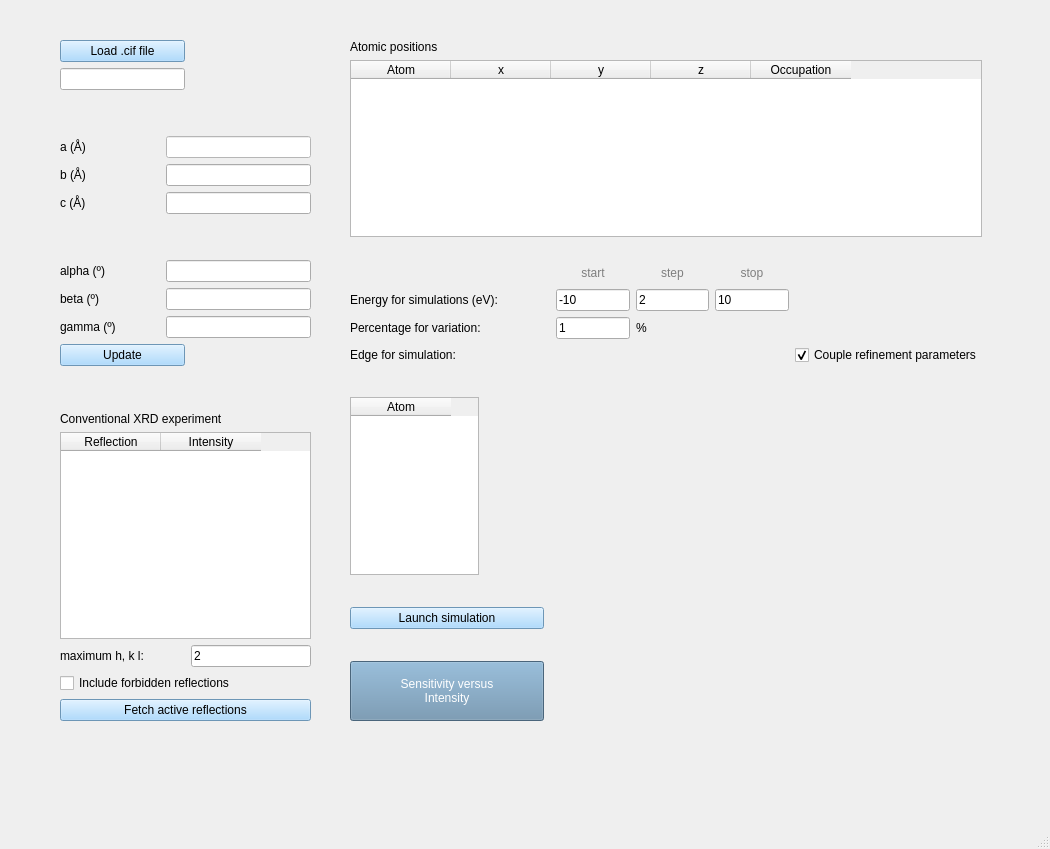
Qt form GUI.ui (antpeacor/inserexs) before a commit.
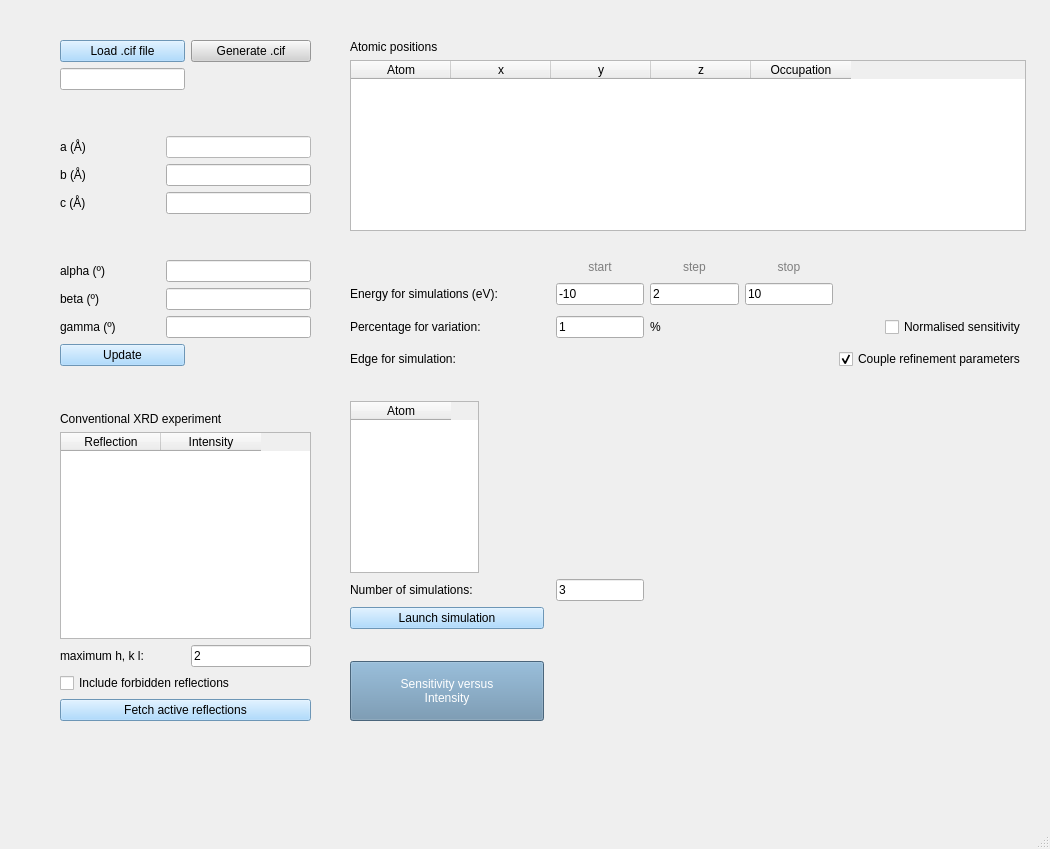
The same form after that commit.

Diff of the .ui file:
```diff
--- a/GUI.ui
+++ b/GUI.ui
@@ -293,6 +293,16 @@
        </property>
       </widget>
      </item>
+     <item row="0" column="2">
+      <widget class="QPushButton" name="generatecifButton">
+       <property name="styleSheet">
+        <string notr="true">background-color: rgb(210, 210, 210);</string>
+       </property>
+       <property name="text">
+        <string>Generate .cif</string>
+       </property>
+      </widget>
+     </item>
     </layout>
    </widget>
    <widget class="QWidget" name="layoutWidget">
@@ -300,70 +310,11 @@
      <rect>
       <x>350</x>
       <y>40</y>
-      <width>632</width>
+      <width>676</width>
       <height>681</height>
      </rect>
     </property>
     <layout class="QGridLayout" name="gridLayout_3">
-     <item row="5" column="3" rowspan="3" colspan="4">
-      <widget class="QLabel" name="label_12">
-       <property name="text">
-        <string>%</string>
-       </property>
-      </widget>
-     </item>
-     <item row="1" column="0" colspan="7">
-      <widget class="QTableWidget" name="positionTable">
-       <property name="horizontalScrollBarPolicy">
-        <enum>Qt::ScrollBarAlwaysOff</enum>
-       </property>
-       <column>
-        <property name="text">
-         <string>Atom</string>
-        </property>
-       </column>
-       <column>
-        <property name="text">
-         <string>x</string>
-        </property>
-       </column>
-       <column>
-        <property name="text">
-         <string>y</string>
-        </property>
-       </column>
-       <column>
-        <property name="text">
-         <string>z</string>
-        </property>
-       </column>
-       <column>
-        <property name="text">
-         <string>Occupation</string>
-        </property>
-       </column>
-      </widget>
-     </item>
-     <item row="3" column="0">
-      <spacer name="horizontalSpacer_13">
-       <property name="orientation">
-        <enum>Qt::Horizontal</enum>
-       </property>
-       <property name="sizeHint" stdset="0">
-        <size>
-         <width>40</width>
-         <height>20</height>
-        </size>
-       </property>
-      </spacer>
-     </item>
-     <item row="4" column="4">
-      <widget class="QLineEdit" name="e_endLine">
-       <property name="text">
-        <string>10</string>
-       </property>
-      </widget>
-     </item>
      <item row="4" column="3">
       <widget class="QLineEdit" name="e_stepLine">
        <property name="text">
@@ -371,120 +322,7 @@
        </property>
       </widget>
      </item>
-     <item row="4" column="0" colspan="2">
-      <widget class="QLabel" name="label_10">
-       <property name="minimumSize">
-        <size>
-         <width>200</width>
-         <height>0</height>
-        </size>
-       </property>
-       <property name="text">
-        <string>Energy for simulations (eV):</string>
-       </property>
-      </widget>
-     </item>
-     <item row="13" column="0">
-      <spacer name="horizontalSpacer_9">
-       <property name="orientation">
-        <enum>Qt::Horizontal</enum>
-       </property>
-       <property name="sizeHint" stdset="0">
-        <size>
-         <width>40</width>
-         <height>20</height>
-        </size>
-       </property>
-      </spacer>
-     </item>
-     <item row="4" column="6">
-      <spacer name="horizontalSpacer_11">
-       <property name="orientation">
-        <enum>Qt::Horizontal</enum>
-       </property>
-       <property name="sizeHint" stdset="0">
-        <size>
-         <width>40</width>
-         <height>20</height>
-        </size>
-       </property>
-      </spacer>
-     </item>
-     <item row="11" column="0">
-      <spacer name="horizontalSpacer_8">
-       <property name="orientation">
-        <enum>Qt::Horizontal</enum>
-       </property>
-       <property name="sizeHint" stdset="0">
-        <size>
-         <width>40</width>
-         <height>20</height>
-        </size>
-       </property>
-      </spacer>
-     </item>
-     <item row="12" column="0">
-      <widget class="QPushButton" name="launchButton">
-       <property name="styleSheet">
-        <string notr="true">background-color: rgb(152, 210, 255);</string>
-       </property>
-       <property name="text">
-        <string>Launch simulation</string>
-       </property>
-      </widget>
-     </item>
-     <item row="5" column="2" rowspan="3">
-      <widget class="QLineEdit" name="percentLine">
-       <property name="text">
-        <string>1</string>
-       </property>
-      </widget>
-     </item>
-     <item row="3" column="3">
-      <widget class="QLabel" name="label_15">
-       <property name="styleSheet">
-        <string notr="true">color: rgb(126, 126, 126)</string>
-       </property>
-       <property name="text">
-        <string>step</string>
-       </property>
-       <property name="alignment">
-        <set>Qt::AlignCenter</set>
-       </property>
-      </widget>
-     </item>
-     <item row="8" column="5" colspan="2">
-      <widget class="QCheckBox" name="coupleCheckbox">
-       <property name="enabled">
-        <bool>true</bool>
-       </property>
-       <property name="text">
-        <string>Couple refinement parameters</string>
-       </property>
-       <property name="checked">
-        <bool>true</bool>
-       </property>
-      </widget>
-     </item>
      <item row="14" column="0">
-      <widget class="QPushButton" name="sensitivityButton">
-       <property name="minimumSize">
-        <size>
-         <width>180</width>
-         <height>60</height>
-        </size>
-       </property>
-       <property name="styleSheet">
-        <string notr="true">background-color: rgb(103, 142, 172);
-color: rgb(255, 255, 255);</string>
-       </property>
-       <property name="text">
-        <string>Sensitivity versus 
-Intensity</string>
-       </property>
-      </widget>
-     </item>
-     <item row="10" column="0">
       <widget class="QTableWidget" name="edgeTable">
        <property name="maximumSize">
         <size>
@@ -505,26 +343,6 @@
        </column>
       </widget>
      </item>
-     <item row="8" column="0" colspan="3">
-      <widget class="QLabel" name="label_13">
-       <property name="text">
-        <string>Edge for simulation:</string>
-       </property>
-      </widget>
-     </item>
-     <item row="4" column="5">
-      <spacer name="horizontalSpacer_15">
-       <property name="orientation">
-        <enum>Qt::Horizontal</enum>
-       </property>
-       <property name="sizeHint" stdset="0">
-        <size>
-         <width>40</width>
-         <height>20</height>
-        </size>
-       </property>
-      </spacer>
-     </item>
      <item row="4" column="2">
       <widget class="QLineEdit" name="e_startLine">
        <property name="text">
@@ -532,19 +350,56 @@
        </property>
       </widget>
      </item>
-     <item row="3" column="4">
-      <widget class="QLabel" name="label_16">
+     <item row="16" column="0">
+      <widget class="QPushButton" name="launchButton">
+       <property name="styleSheet">
+        <string notr="true">background-color: rgb(152, 210, 255);</string>
+       </property>
+       <property name="text">
+        <string>Launch simulation</string>
+       </property>
+      </widget>
+     </item>
+     <item row="7" column="0" rowspan="3" colspan="2">
+      <widget class="QLabel" name="label_11">
+       <property name="text">
+        <string>Percentage for variation:</string>
+       </property>
+      </widget>
+     </item>
+     <item row="3" column="3">
+      <widget class="QLabel" name="label_15">
        <property name="styleSheet">
         <string notr="true">color: rgb(126, 126, 126)</string>
        </property>
        <property name="text">
-        <string>stop</string>
+        <string>step</string>
        </property>
        <property name="alignment">
         <set>Qt::AlignCenter</set>
        </property>
       </widget>
      </item>
+     <item row="17" column="0">
+      <spacer name="horizontalSpacer_9">
+       <property name="orientation">
+        <enum>Qt::Horizontal</enum>
+       </property>
+       <property name="sizeHint" stdset="0">
+        <size>
+         <width>40</width>
+         <height>20</height>
+        </size>
+       </property>
+      </spacer>
+     </item>
+     <item row="12" column="0" colspan="3">
+      <widget class="QLabel" name="label_13">
+       <property name="text">
+        <string>Edge for simulation:</string>
+       </property>
+      </widget>
+     </item>
      <item row="0" column="0" colspan="3">
       <widget class="QLabel" name="label_9">
        <property name="text">
@@ -552,13 +407,6 @@
        </property>
       </widget>
      </item>
-     <item row="5" column="0" rowspan="3" colspan="2">
-      <widget class="QLabel" name="label_11">
-       <property name="text">
-        <string>Percentage for variation:</string>
-       </property>
-      </widget>
-     </item>
      <item row="2" column="0">
       <spacer name="horizontalSpacer_6">
        <property name="orientation">
@@ -572,18 +420,75 @@
        </property>
       </spacer>
      </item>
-     <item row="9" column="0">
-      <spacer name="horizontalSpacer_12">
-       <property name="orientation">
-        <enum>Qt::Horizontal</enum>
+     <item row="3" column="4">
+      <widget class="QLabel" name="label_16">
+       <property name="styleSheet">
+        <string notr="true">color: rgb(126, 126, 126)</string>
        </property>
-       <property name="sizeHint" stdset="0">
+       <property name="text">
+        <string>stop</string>
+       </property>
+       <property name="alignment">
+        <set>Qt::AlignCenter</set>
+       </property>
+      </widget>
+     </item>
+     <item row="1" column="0" colspan="7">
+      <widget class="QTableWidget" name="positionTable">
+       <property name="horizontalScrollBarPolicy">
+        <enum>Qt::ScrollBarAlwaysOff</enum>
+       </property>
+       <column>
+        <property name="text">
+         <string>Atom</string>
+        </property>
+       </column>
+       <column>
+        <property name="text">
+         <string>x</string>
+        </property>
+       </column>
+       <column>
+        <property name="text">
+         <string>y</string>
+        </property>
+       </column>
+       <column>
+        <property name="text">
+         <string>z</string>
+        </property>
+       </column>
+       <column>
+        <property name="text">
+         <string>Occupation</string>
+        </property>
+       </column>
+      </widget>
+     </item>
+     <item row="18" column="0">
+      <widget class="QPushButton" name="sensitivityButton">
+       <property name="minimumSize">
         <size>
-         <width>40</width>
-         <height>20</height>
+         <width>180</width>
+         <height>60</height>
         </size>
        </property>
-      </spacer>
+       <property name="styleSheet">
+        <string notr="true">background-color: rgb(103, 142, 172);
+color: rgb(255, 255, 255);</string>
+       </property>
+       <property name="text">
+        <string>Sensitivity versus 
+Intensity</string>
+       </property>
+      </widget>
+     </item>
+     <item row="7" column="2" rowspan="3">
+      <widget class="QLineEdit" name="percentLine">
+       <property name="text">
+        <string>1</string>
+       </property>
+      </widget>
      </item>
      <item row="3" column="2">
       <widget class="QLabel" name="label_14">
@@ -598,7 +503,14 @@
        </property>
       </widget>
      </item>
-     <item row="9" column="3" rowspan="6" colspan="4">
+     <item row="4" column="4">
+      <widget class="QLineEdit" name="e_endLine">
+       <property name="text">
+        <string>10</string>
+       </property>
+      </widget>
+     </item>
+     <item row="13" column="3" rowspan="6" colspan="4">
       <layout class="QVBoxLayout" name="graphicLayout">
        <property name="spacing">
         <number>7</number>
@@ -608,6 +520,86 @@
        </property>
       </layout>
      </item>
+     <item row="4" column="0" colspan="2">
+      <widget class="QLabel" name="label_10">
+       <property name="minimumSize">
+        <size>
+         <width>200</width>
+         <height>0</height>
+        </size>
+       </property>
+       <property name="text">
+        <string>Energy for simulations (eV):</string>
+       </property>
+      </widget>
+     </item>
+     <item row="13" column="0">
+      <spacer name="horizontalSpacer_12">
+       <property name="orientation">
+        <enum>Qt::Horizontal</enum>
+       </property>
+       <property name="sizeHint" stdset="0">
+        <size>
+         <width>40</width>
+         <height>20</height>
+        </size>
+       </property>
+      </spacer>
+     </item>
+     <item row="12" column="5" colspan="2">
+      <widget class="QCheckBox" name="coupleCheckbox">
+       <property name="enabled">
+        <bool>true</bool>
+       </property>
+       <property name="text">
+        <string>Couple refinement parameters</string>
+       </property>
+       <property name="checked">
+        <bool>true</bool>
+       </property>
+      </widget>
+     </item>
+     <item row="3" column="0">
+      <spacer name="horizontalSpacer_13">
+       <property name="orientation">
+        <enum>Qt::Horizontal</enum>
+       </property>
+       <property name="sizeHint" stdset="0">
+        <size>
+         <width>40</width>
+         <height>20</height>
+        </size>
+       </property>
+      </spacer>
+     </item>
+     <item row="7" column="3" rowspan="3" colspan="3">
+      <widget class="QLabel" name="label_12">
+       <property name="text">
+        <string>%</string>
+       </property>
+      </widget>
+     </item>
+     <item row="8" column="6">
+      <widget class="QCheckBox" name="normalisedCheckbox">
+       <property name="text">
+        <string>Normalised sensitivity</string>
+       </property>
+      </widget>
+     </item>
+     <item row="15" column="2">
+      <widget class="QLineEdit" name="nsimLine">
+       <property name="text">
+        <string>3</string>
+       </property>
+      </widget>
+     </item>
+     <item row="15" column="0">
+      <widget class="QLabel" name="label_26">
+       <property name="text">
+        <string>Number of simulations:</string>
+       </property>
+      </widget>
+     </item>
     </layout>
    </widget>
   </widget>
```
